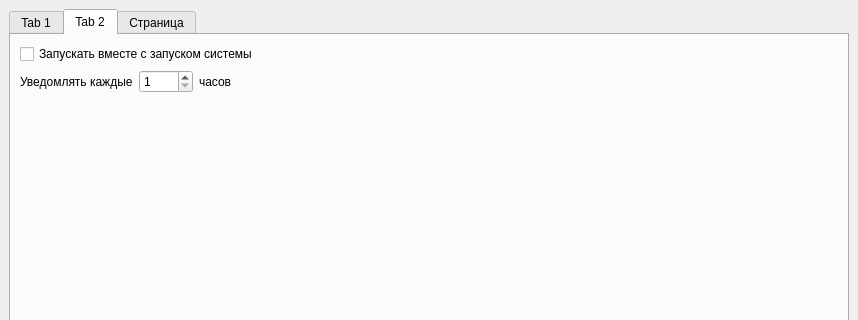
First picture: the form in Actualochka/ui/mainwindow.ui, repository OmarSyba/MPEI-Actualochka, before the edit; both pictures show x 0 to 858 and y 0 to 320 of the 858 by 598 pixel window.
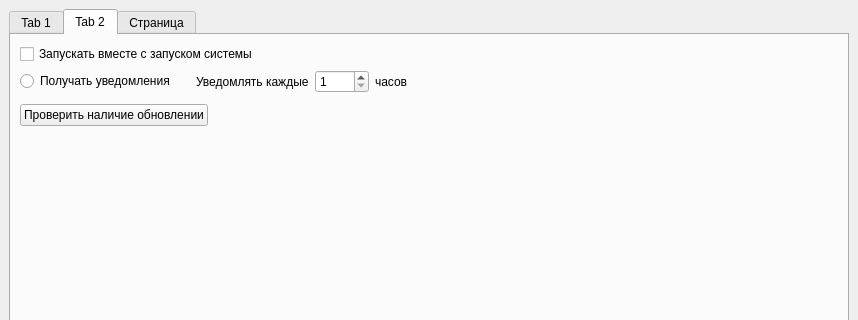
Second picture: the form after the edit. The open tabs and pages were chosen to show the change.

What changed in the file:
```diff
--- a/Actualochka/ui/mainwindow.ui
+++ b/Actualochka/ui/mainwindow.ui
@@ -14,8 +14,8 @@
    <string>MainWindow</string>
   </property>
   <widget class="QWidget" name="centralwidget">
-   <layout class="QGridLayout" name="gridLayout_2">
-    <item row="0" column="0">
+   <layout class="QVBoxLayout" name="verticalLayout_2">
+    <item>
      <widget class="QTabWidget" name="tabWidget">
       <property name="currentIndex">
        <number>0</number>
@@ -119,8 +119,8 @@
        <attribute name="title">
         <string>Tab 2</string>
        </attribute>
-       <layout class="QGridLayout" name="gridLayout_3">
-        <item row="0" column="0">
+       <layout class="QVBoxLayout" name="verticalLayout_3">
+        <item>
          <layout class="QVBoxLayout" name="verticalLayout">
           <item>
            <widget class="QCheckBox" name="checkBox">
@@ -131,6 +131,29 @@
           </item>
           <item>
            <layout class="QHBoxLayout" name="horizontalLayout_3">
+            <item>
+             <widget class="QRadioButton" name="radioButton">
+              <property name="text">
+               <string>Получать уведомления</string>
+              </property>
+             </widget>
+            </item>
+            <item>
+             <spacer name="horizontalSpacer_7">
+              <property name="orientation">
+               <enum>Qt::Horizontal</enum>
+              </property>
+              <property name="sizeType">
+               <enum>QSizePolicy::Preferred</enum>
+              </property>
+              <property name="sizeHint" stdset="0">
+               <size>
+                <width>15</width>
+                <height>20</height>
+               </size>
+              </property>
+             </spacer>
+            </item>
             <item>
              <widget class="QLabel" name="label_2">
               <property name="text">
@@ -140,6 +163,9 @@
             </item>
             <item>
              <widget class="QSpinBox" name="spinBox">
+              <property name="readOnly">
+               <bool>false</bool>
+              </property>
               <property name="minimum">
                <number>1</number>
               </property>
@@ -172,7 +198,67 @@
           </item>
          </layout>
         </item>
-        <item row="3" column="0">
+        <item>
+         <spacer name="verticalSpacer_2">
+          <property name="orientation">
+           <enum>Qt::Vertical</enum>
+          </property>
+          <property name="sizeType">
+           <enum>QSizePolicy::Preferred</enum>
+          </property>
+          <property name="sizeHint" stdset="0">
+           <size>
+            <width>20</width>
+            <height>5</height>
+           </size>
+          </property>
+         </spacer>
+        </item>
+        <item>
+         <layout class="QHBoxLayout" name="horizontalLayout_6">
+          <item>
+           <widget class="QPushButton" name="checkupdateButton">
+            <property name="text">
+             <string>Проверить наличие обновлении</string>
+            </property>
+           </widget>
+          </item>
+          <item>
+           <spacer name="horizontalSpacer_6">
+            <property name="orientation">
+             <enum>Qt::Horizontal</enum>
+            </property>
+            <property name="sizeHint" stdset="0">
+             <size>
+              <width>40</width>
+              <height>20</height>
+             </size>
+            </property>
+           </spacer>
+          </item>
+         </layout>
+        </item>
+        <item>
+         <spacer name="verticalSpacer">
+          <property name="orientation">
+           <enum>Qt::Vertical</enum>
+          </property>
+          <property name="sizeHint" stdset="0">
+           <size>
+            <width>20</width>
+            <height>40</height>
+           </size>
+          </property>
+         </spacer>
+        </item>
+        <item>
+         <widget class="Line" name="line">
+          <property name="orientation">
+           <enum>Qt::Horizontal</enum>
+          </property>
+         </widget>
+        </item>
+        <item>
          <layout class="QHBoxLayout" name="horizontalLayout_5">
           <item>
            <widget class="QLabel" name="versionLabel">
@@ -206,26 +292,6 @@
           </item>
          </layout>
         </item>
-        <item row="1" column="0">
-         <spacer name="verticalSpacer">
-          <property name="orientation">
-           <enum>Qt::Vertical</enum>
-          </property>
-          <property name="sizeHint" stdset="0">
-           <size>
-            <width>20</width>
-            <height>40</height>
-           </size>
-          </property>
-         </spacer>
-        </item>
-        <item row="2" column="0">
-         <widget class="Line" name="line">
-          <property name="orientation">
-           <enum>Qt::Horizontal</enum>
-          </property>
-         </widget>
-        </item>
        </layout>
       </widget>
       <widget class="QWidget" name="tab_3">
```
Left out of the diff: 13 changed lines with no effect on the pictures.
